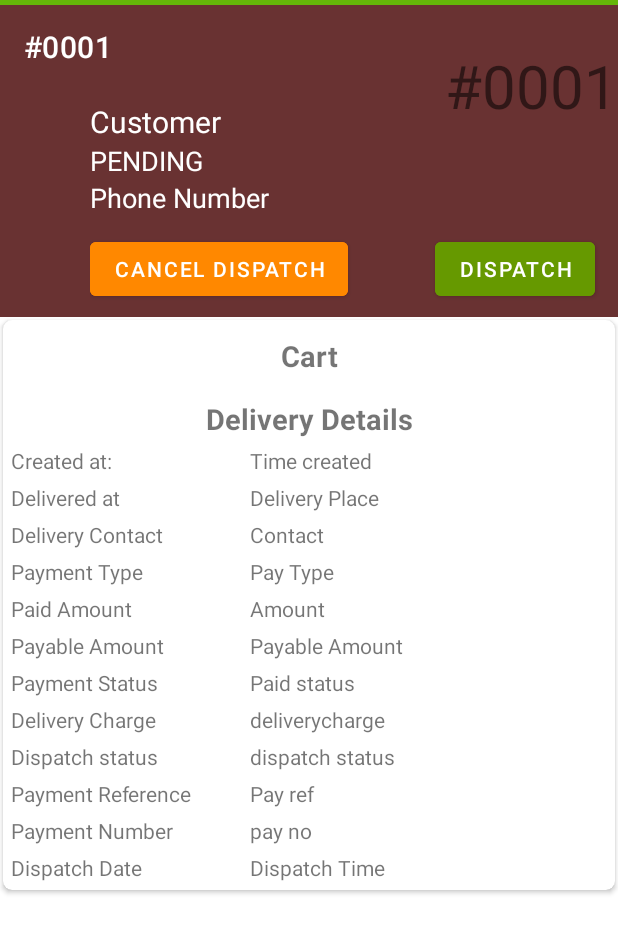
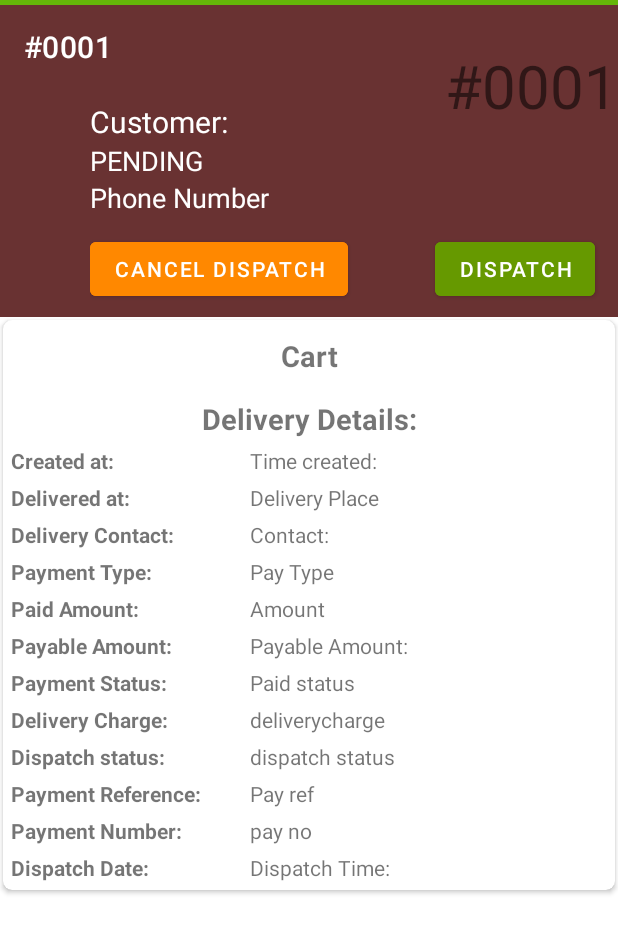
Before and after one commit to StevieApp/restaurantorders, an Android app: the layout activity_specific_order.xml on its own in the app's theme, with its tools: preview values and no code run, on a phone screen of 412 x 824 dp. Shown: the top 933 px of the screen. Run offline under Robolectric (Android 15) with nearby library versions, the phone set to English and light mode, and no system bars; network calls fail.

Commit message:
UI changes made... done single cart item changed bottom navigation order changed
[pending] [dispatched] [all orders]

order item design changed
delivery details changed

few fixes

```diff
--- a/app/src/main/res/layout/activity_specific_order.xml
+++ b/app/src/main/res/layout/activity_specific_order.xml
@@ -206,6 +206,7 @@
                         android:layout_height="wrap_content"
                         android:layout_weight=".6"
                         android:text="@string/createdat"
+                        android:textStyle="bold"
                         android:textSize="14sp" />
 
                     <TextView
@@ -230,6 +231,7 @@
                         android:layout_width="match_parent"
                         android:layout_height="wrap_content"
                         android:layout_weight=".6"
+                        android:textStyle="bold"
                         android:text="@string/deliveredat"
                         android:textSize="14sp" />
 
@@ -255,6 +257,7 @@
                         android:layout_width="match_parent"
                         android:layout_height="wrap_content"
                         android:layout_weight=".6"
+                        android:textStyle="bold"
                         android:text="@string/deliverycontact"
                         android:textSize="14sp" />
 
@@ -280,6 +283,7 @@
                         android:layout_width="match_parent"
                         android:layout_height="wrap_content"
                         android:layout_weight=".6"
+                        android:textStyle="bold"
                         android:text="@string/paymenttype"
                         android:textSize="14sp" />
 
@@ -305,6 +309,7 @@
                         android:layout_width="match_parent"
                         android:layout_height="wrap_content"
                         android:layout_weight=".6"
+                        android:textStyle="bold"
                         android:text="@string/paidamount"
                         android:textSize="14sp" />
 
@@ -330,6 +335,7 @@
                         android:layout_width="match_parent"
                         android:layout_height="wrap_content"
                         android:layout_weight=".6"
+                        android:textStyle="bold"
                         android:text="@string/payableamount"
                         android:textSize="14sp" />
 
@@ -355,6 +361,7 @@
                         android:layout_width="match_parent"
                         android:layout_height="wrap_content"
                         android:layout_weight=".6"
+                        android:textStyle="bold"
                         android:text="@string/paymentstatus"
                         android:textSize="14sp" />
 
@@ -380,6 +387,7 @@
                         android:layout_width="match_parent"
                         android:layout_height="wrap_content"
                         android:layout_weight=".6"
+                        android:textStyle="bold"
                         android:text="@string/delivery_charge"
                         android:textSize="14sp" />
 
@@ -405,6 +413,7 @@
                         android:layout_width="match_parent"
                         android:layout_height="wrap_content"
                         android:layout_weight=".6"
+                        android:textStyle="bold"
                         android:text="@string/dispatch_status"
                         android:textSize="14sp" />
 
@@ -430,6 +439,7 @@
                         android:layout_width="match_parent"
                         android:layout_height="wrap_content"
                         android:layout_weight=".6"
+                        android:textStyle="bold"
                         android:text="@string/payment_reference"
                         android:textSize="14sp" />
 
@@ -456,6 +466,7 @@
                         android:layout_height="wrap_content"
                         android:layout_weight=".6"
                         android:text="@string/payment_number"
+                        android:textStyle="bold"
                         android:textSize="14sp" />
 
                     <TextView
@@ -480,6 +491,7 @@
                         android:layout_width="match_parent"
                         android:layout_height="wrap_content"
                         android:layout_weight=".6"
+                        android:textStyle="bold"
                         android:text="@string/dispatch_date"
                         android:textSize="14sp" />
 
--- a/app/src/main/res/layout/each_order.xml
+++ b/app/src/main/res/layout/each_order.xml
@@ -64,6 +64,7 @@
                 android:layout_margin="2dp"
                 android:layout_weight=".5"
                 android:gravity="center"
+                android:textStyle="bold"
                 android:text="@string/status" />
 
             <TextView
@@ -88,6 +89,7 @@
                 android:layout_margin="2dp"
                 android:layout_weight=".5"
                 android:gravity="start"
+                android:textStyle="bold"
                 android:paddingStart="40dp"
                 android:text="@string/orderowner" />
 
@@ -112,6 +114,7 @@
                 android:layout_margin="2dp"
                 android:layout_weight=".5"
                 android:gravity="start"
+                android:textStyle="bold"
                 android:paddingStart="40dp"
                 android:text="@string/order_date" />
 
@@ -138,6 +141,7 @@
                 android:gravity="start"
                 android:layout_margin="2dp"
                 android:paddingStart="40dp"
+                android:textStyle="bold"
                 android:text="@string/total" />
 
             <TextView
@@ -164,6 +168,7 @@
                 android:gravity="start"
                 android:layout_margin="2dp"
                 android:paddingStart="40dp"
+                android:textStyle="bold"
                 android:text="@string/delivery_address">
 
             </TextView>
--- a/app/src/main/res/layout/each_orderitem.xml
+++ b/app/src/main/res/layout/each_orderitem.xml
@@ -77,6 +77,7 @@
                 android:layout_width="match_parent"
                 android:layout_height="wrap_content"
                 android:layout_weight=".5"
+                android:textStyle="bold"
                 android:text="@string/item" />
 
             <TextView
@@ -98,6 +99,7 @@
                 android:layout_width="match_parent"
                 android:layout_height="wrap_content"
                 android:layout_weight=".5"
+                android:textStyle="bold"
                 android:text="@string/product_attribute" />
 
             <TextView
@@ -119,6 +121,7 @@
                 android:layout_width="match_parent"
                 android:layout_height="wrap_content"
                 android:layout_weight=".5"
+                android:textStyle="bold"
                 android:text="@string/quantity" />
 
             <TextView
@@ -140,6 +143,7 @@
                 android:layout_width="match_parent"
                 android:layout_height="wrap_content"
                 android:layout_weight=".5"
+                android:textStyle="bold"
                 android:text="@string/item_price" />
 
             <TextView
@@ -161,6 +165,7 @@
                 android:layout_width="match_parent"
                 android:layout_height="wrap_content"
                 android:layout_weight=".5"
+                android:textStyle="bold"
                 android:text="@string/description" />
 
             <TextView
--- a/app/src/main/res/values/strings.xml
+++ b/app/src/main/res/values/strings.xml
@@ -3,7 +3,7 @@
     <string name="hello_blank_fragment">Hello blank fragment</string>
     <string name="orderdate">01–01–1997</string>
     <string name="orderid">#0001</string>
-    <string name="orderowner">Customer</string>
+    <string name="orderowner">Customer:</string>
     <string name="img">mychicken</string>
     <string name="myrestaurant">MyRestaurant</string>
     <string name="orders">Orders</string>
@@ -12,49 +12,49 @@
     <string name="Pending">PENDING</string>
     <string name="createdat">Created at:</string>
     <string name="image">image</string>
-    <string name="createdattime">Time created</string>
-    <string name="deliveredat">Delivered at</string>
+    <string name="createdattime">Time created:</string>
+    <string name="deliveredat">Delivered at:</string>
     <string name="deliveryplace">Delivery Place</string>
-    <string name="paymentstatus">Payment Status</string>
+    <string name="paymentstatus">Payment Status:</string>
     <string name="paidstatus">Paid status</string>
-    <string name="deliverycontact">Delivery Contact</string>
-    <string name="deliverynumber">Contact</string>
-    <string name="paymenttype">Payment Type</string>
+    <string name="deliverycontact">Delivery Contact:</string>
+    <string name="deliverynumber">Contact:</string>
+    <string name="paymenttype">Payment Type:</string>
     <string name="paytype">Pay Type</string>
     <string name="dispatchbutton">Dispatch</string>
     <string name="canceldispatch">Cancel Dispatch</string>
-    <string name="paidamount">Paid Amount</string>
+    <string name="paidamount">Paid Amount:</string>
     <string name="amount">Amount</string>
-    <string name="deliverycountry">Delivery Country</string>
+    <string name="deliverycountry">Delivery Country:</string>
     <string name="country">Country</string>
-    <string name="payableamount">Payable Amount</string>
-    <string name="payableamt">Payable Amount</string>
+    <string name="payableamount">Payable Amount:</string>
+    <string name="payableamt">Payable Amount:</string>
     <string name="dispatchstatus">dispatch status</string>
-    <string name="dispatch_status">Dispatch status</string>
+    <string name="dispatch_status">Dispatch status:</string>
     <string name="phone_no">Phone Number</string>
-    <string name="owneremailaddress">Client Email Address</string>
+    <string name="owneremailaddress">Client Email Address:</string>
     <string name="ownermail">owner mail</string>
-    <string name="payment_reference">Payment Reference</string>
+    <string name="payment_reference">Payment Reference:</string>
     <string name="payref">Pay ref</string>
-    <string name="delivery_charge">Delivery Charge</string>
+    <string name="delivery_charge">Delivery Charge:</string>
     <string name="deliverycharge">deliverycharge</string>
-    <string name="dispatch_date">Dispatch Date</string>
-    <string name="dispatch_time">Dispatch Time</string>
-    <string name="payment_number">Payment Number</string>
+    <string name="dispatch_date">Dispatch Date:</string>
+    <string name="dispatch_time">Dispatch Time:</string>
+    <string name="payment_number">Payment Number:</string>
     <string name="pay_no">pay no</string>
     <string name="pendingorders">Pending Orders</string>
     <string name="cart">Cart</string>
-    <string name="product_name">Product Name</string>
-    <string name="quantity">Quantity</string>
+    <string name="product_name">Product Name:</string>
+    <string name="quantity">Quantity:</string>
     <string name="productname">productname</string>
-    <string name="item_quantity">Item Quantity</string>
-    <string name="item_price">Item Price</string>
+    <string name="item_quantity">Item Quantity:</string>
+    <string name="item_price">Item Price:</string>
     <string name="itempricing">itempricing</string>
-    <string name="accompaniment">Accompaniment</string>
+    <string name="accompaniment">Accompaniment:</string>
     <string name="accompany">accompaniment</string>
-    <string name="description">Description</string>
+    <string name="description">Description:</string>
     <string name="itemdescription">itemdescription</string>
-    <string name="item">Item Number</string>
+    <string name="item">Item Number:</string>
     <string name="itemnumber">itemnumber</string>
     <string name="product_id">Product ID</string>
     <string name="prodid">prodid</string>
@@ -63,12 +63,12 @@
     <string name="no_dispatched_orders">No Dispatched Orders</string>
     <string name="no_orders_availabile">No Orders Availabile</string>
     <string name="no_pending_orders">No Pending Orders</string>
-    <string name="product_attribute">Product Attribute</string>
+    <string name="product_attribute">Product Attribute:</string>
     <string name="attribute">attribute</string>
-    <string name="order_total">Order Total</string>
-    <string name="total">Total</string>
-    <string name="address">Address</string>
-    <string name="delivery_address">Delivery Address</string>
-    <string name="order_date">Order Date</string>
-    <string name="delivery_details">Delivery Details</string>
+    <string name="order_total">Order Total:</string>
+    <string name="total">Total:</string>
+    <string name="address">Address:</string>
+    <string name="delivery_address">Delivery Address:</string>
+    <string name="order_date">Order Date:</string>
+    <string name="delivery_details">Delivery Details:</string>
 </resources>
```
